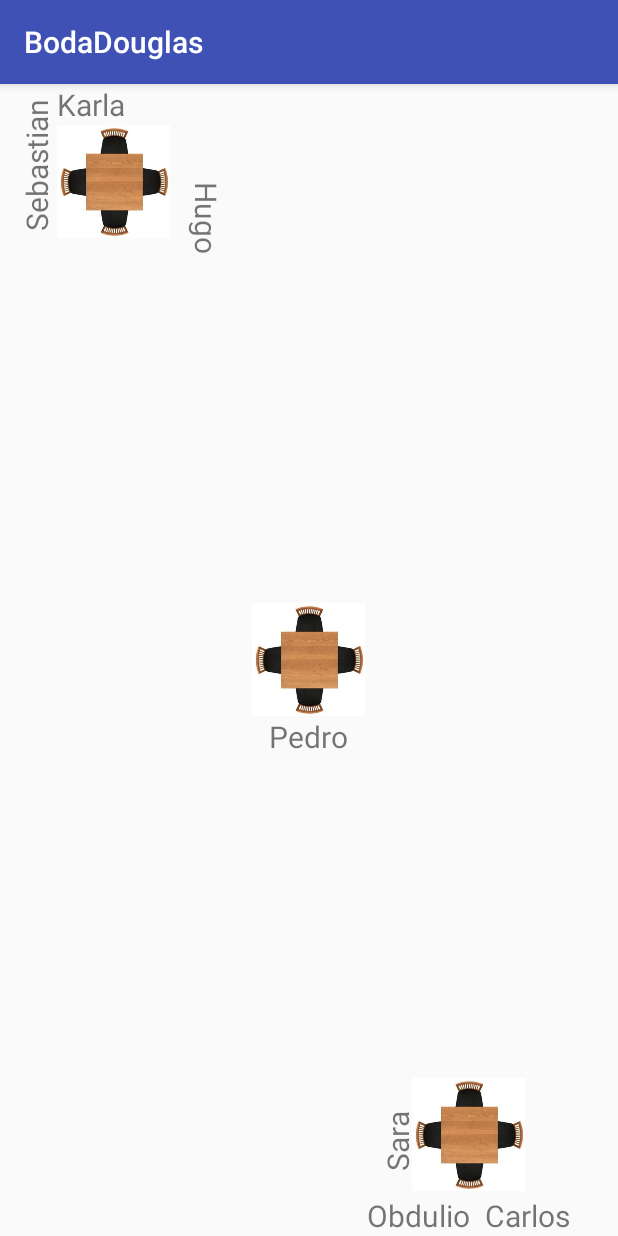
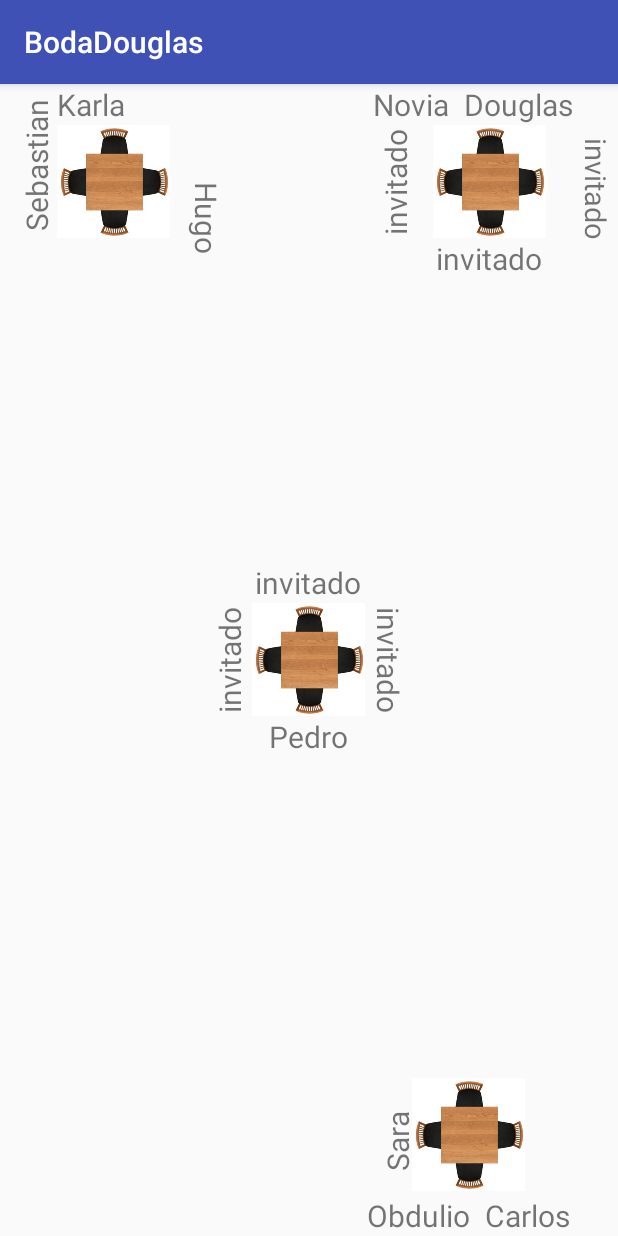
Before and after one commit to maxisun/BodaDouglas, an Android app: the screen it shows after launch (MainActivity), on a phone screen of 412 x 824 dp. Run offline under Robolectric (Android 15) with nearby library versions, the phone set to English and light mode, and no system bars.

```diff
--- a/app/src/main/res/layout/activity_main.xml
+++ b/app/src/main/res/layout/activity_main.xml
@@ -108,4 +108,109 @@
         android:layout_alignLeft="@id/mesaPedro"
         android:text="Pedro"
         android:textSize="20sp"/>
+
+    <TextView
+        android:layout_width="wrap_content"
+        android:layout_height="wrap_content"
+        android:text="invitado"
+        android:textSize="20sp"
+        android:layout_toStartOf="@id/mesaPedro"
+        android:layout_toLeftOf="@id/mesaPedro"
+        android:layout_centerInParent="true"
+        android:rotation="270"
+        android:gravity="center"
+        android:layout_marginRight="-20dp"/>
+
+    <TextView
+        android:layout_width="wrap_content"
+        android:layout_height="wrap_content"
+        android:textSize="20sp"
+        android:text="invitado"
+        android:layout_above="@id/mesaPedro"
+        android:layout_alignStart="@+id/mesaPedro"
+        android:layout_alignRight="@id/mesaPedro"
+        android:layout_alignEnd="@+id/mesaPedro"
+        android:layout_alignLeft="@id/mesaPedro"
+        android:gravity="center"/>
+
+    <TextView
+        android:layout_width="wrap_content"
+        android:layout_height="wrap_content"
+        android:text="invitado"
+        android:textSize="20sp"
+        android:layout_toEndOf="@id/mesaPedro"
+        android:layout_toRightOf="@id/mesaPedro"
+        android:gravity="center"
+        android:layout_centerInParent="true"
+        android:rotation="90"
+        android:layout_marginLeft="-20dp"/>
+
+    <!-- mesa douglas-->
+
+    <ImageView
+        android:id="@+id/mesaDouglas"
+        android:layout_width="75dp"
+        android:layout_height="75dp"
+        android:src="@drawable/mesa"
+        android:layout_below="@id/Novia"
+        android:layout_alignLeft="@id/Novia"
+        android:layout_marginLeft="40dp"
+        android:layout_marginRight="-20dp"
+        />
+
+    <TextView
+        android:id="@+id/Novia"
+        android:layout_width="wrap_content"
+        android:layout_height="wrap_content"
+        android:text="Novia"
+        android:textSize="20sp"
+        android:layout_alignParentTop="true"
+        android:layout_toLeftOf="@id/Douglas"
+        android:layout_marginRight="10dp"
+        />
+
+    <TextView
+        android:id="@+id/Douglas"
+        android:layout_width="wrap_content"
+        android:layout_height="wrap_content"
+        android:text="Douglas"
+        android:textSize="20sp"
+        android:layout_marginRight="30dp"
+        android:layout_alignParentRight="true"/>
+
+    <TextView
+        android:layout_width="wrap_content"
+        android:layout_height="wrap_content"
+        android:text="invitado"
+        android:textSize="19sp"
+        android:layout_below="@id/Douglas"
+        android:rotation="90"
+        android:layout_toRightOf="@id/mesaDouglas"
+        android:layout_marginTop="30dp"
+        android:layout_alignParentRight="true"
+        android:layout_marginRight="-20dp"
+        android:layout_alignBottom="@id/mesaDouglas"/>
+
+    <TextView
+        android:layout_width="wrap_content"
+        android:layout_height="wrap_content"
+        android:text="invitado"
+        android:textSize="20sp"
+        android:layout_below="@id/mesaDouglas"
+        android:layout_alignLeft="@id/mesaDouglas"
+        android:layout_alignRight="@id/mesaDouglas"
+        android:gravity="center"/>
+
+    <TextView
+        android:layout_width="wrap_content"
+        android:layout_height="wrap_content"
+        android:text="invitado"
+        android:textSize="20sp"
+        android:layout_toLeftOf="@id/mesaDouglas"
+        android:layout_alignTop="@id/mesaDouglas"
+        android:layout_alignBottom="@id/mesaDouglas"
+        android:gravity="center"
+        android:rotation="270"
+        android:layout_marginRight="-50dp"
+        />
 </RelativeLayout>
```
